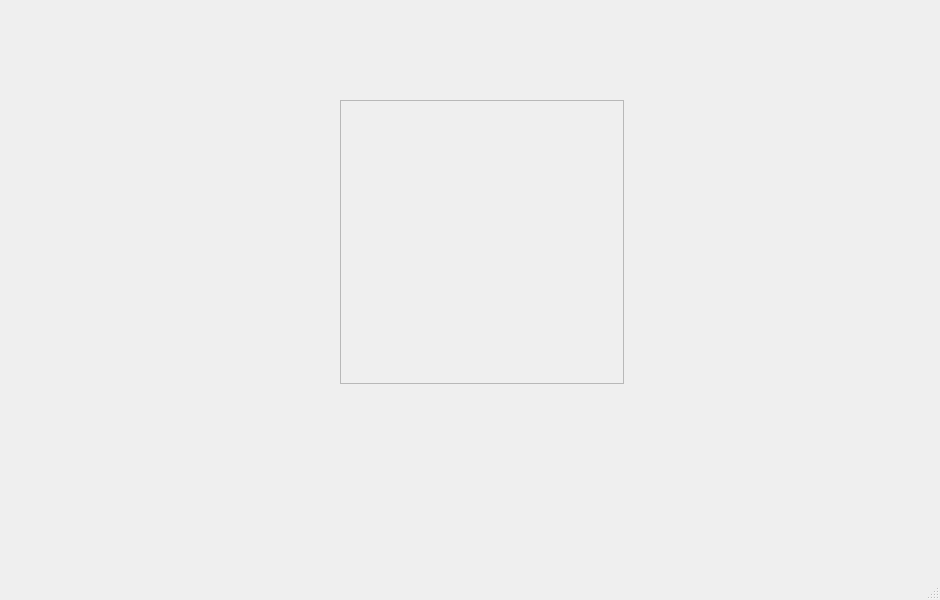
Old version of the form src/forms/view.ui in the repository kryakkva/MLP.
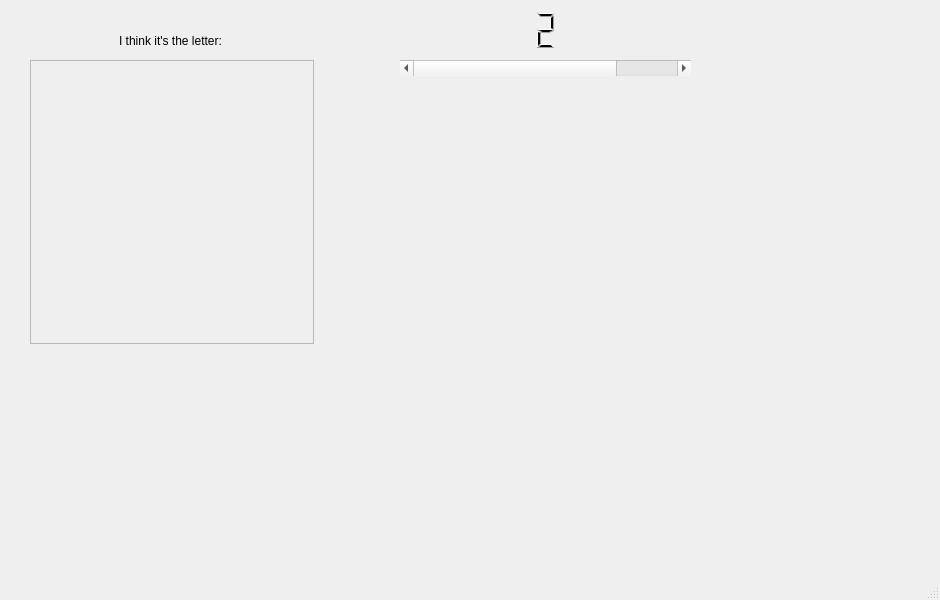
New version of the form.

Commit message: add stateController class

The edit to the form file:
```diff
--- a/src/forms/view.ui
+++ b/src/forms/view.ui
@@ -17,8 +17,8 @@
    <widget class="QFrame" name="frame">
     <property name="geometry">
      <rect>
-      <x>340</x>
-      <y>100</y>
+      <x>30</x>
+      <y>60</y>
       <width>284</width>
       <height>284</height>
      </rect>
@@ -33,14 +33,55 @@
    <widget class="QLabel" name="char_is">
     <property name="geometry">
      <rect>
-      <x>340</x>
-      <y>-10</y>
+      <x>30</x>
+      <y>20</y>
       <width>281</width>
-      <height>111</height>
+      <height>41</height>
      </rect>
     </property>
     <property name="text">
-     <string>&lt;html&gt;&lt;head/&gt;&lt;body&gt;&lt;p align=&quot;center&quot;&gt;&lt;br/&gt;&lt;/p&gt;&lt;/body&gt;&lt;/html&gt;</string>
+     <string>I think it's the letter:</string>
+    </property>
+    <property name="alignment">
+     <set>Qt::AlignCenter</set>
+    </property>
+   </widget>
+   <widget class="QScrollBar" name="layerNumber">
+    <property name="geometry">
+     <rect>
+      <x>400</x>
+      <y>60</y>
+      <width>291</width>
+      <height>16</height>
+     </rect>
+    </property>
+    <property name="minimum">
+     <number>2</number>
+    </property>
+    <property name="maximum">
+     <number>5</number>
+    </property>
+    <property name="orientation">
+     <enum>Qt::Horizontal</enum>
+    </property>
+   </widget>
+   <widget class="QLCDNumber" name="lcdNumber">
+    <property name="geometry">
+     <rect>
+      <x>460</x>
+      <y>10</y>
+      <width>171</width>
+      <height>41</height>
+     </rect>
+    </property>
+    <property name="frameShape">
+     <enum>QFrame::NoFrame</enum>
+    </property>
+    <property name="digitCount">
+     <number>1</number>
+    </property>
+    <property name="intValue" stdset="0">
+     <number>2</number>
     </property>
    </widget>
   </widget>
```
The commit also changes 6 other files.
